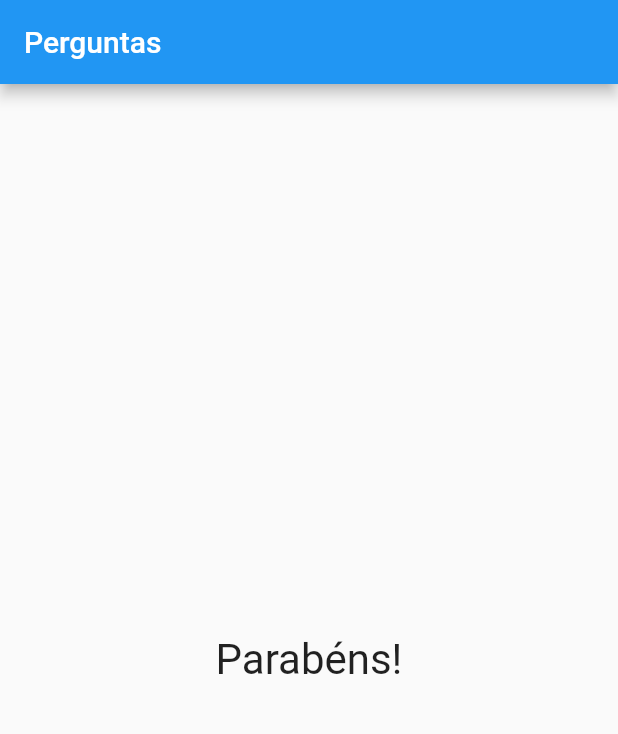
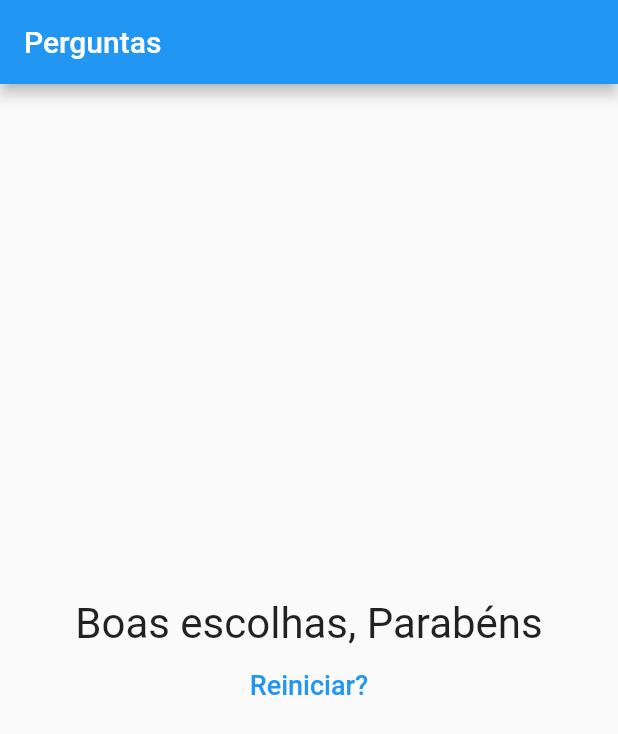
Before and after one commit to luizkrzyzaniak/ProjetoPerguntas, a Flutter app: the screen it shows after launch, after a tap on "Vermelho", after a tap on "Gato", after a tap on "Vôlei", on a phone screen of 412 x 824 dp. Shown: the top 734 px of the screen. Run offline on Flutter 3.47's test engine with Material 2 defaults, Android fonts, the phone set to English and light mode, and no system bars.

Commit message:
Finalizando o projeto

```diff
--- a/projeto_perguntas/lib/main.dart
+++ b/projeto_perguntas/lib/main.dart
@@ -6,27 +6,51 @@ main() => runApp(PerguntaApp());
 
 class _PerguntaAppState extends State<PerguntaApp> {
   var _perguntaSelecionada = 0;
+  var _pontuacaoTotal = 0;
   final _perguntas = const [
     {
       'texto': 'Qual é a sua cor favorita ?',
-      'respostas': ['Vermelho', 'Azul', 'Verde', 'Amarelo'],
+      'respostas': [
+        {'texto': 'Vermelho', 'pontuacao': 10},
+        {'texto': 'Azul', 'pontuacao': 8},
+        {'texto': 'Verde', 'pontuacao': 4},
+        {'texto': 'Amarelo', 'pontuacao': 6},
+      ],
     },
     {
       'texto': 'Qual é o seu animal favorito ?',
-      'respostas': ['Cachorro', 'Gato', 'Coelho', 'Rato'],
+      'respostas': [
+        {'texto': 'Cachorro', 'pontuacao': 10},
+        {'texto': 'Gato', 'pontuacao': 8},
+        {'texto': 'Coelho', 'pontuacao': 6},
+        {'texto': 'Rato', 'pontuacao': 4},
+      ],
     },
     {
       'texto': 'Qual é o seu esporte favorito ?',
-      'respostas': ['Futebol', 'Basquete', 'Vôlei', 'Tênis de Mesa'],
+      'respostas': [
+        {'texto': 'Futebol', 'pontuacao': 10},
+        {'texto': 'Basquete', 'pontuacao': 8},
+        {'texto': 'Vôlei', 'pontuacao': 4},
+        {'texto': 'Tênis de Mesa', 'pontuacao': 6},
+      ],
     }
   ];
 
-  void _responder() {
+  void _responder(int pontuacao) {
     if (temPerguntaSelecionada) {
       setState(() {
         _perguntaSelecionada++;
+        _pontuacaoTotal += pontuacao;
       });
     }
+  }
+
+  void _reiniciarQuestionario() {
+    setState(() {
+      _perguntaSelecionada = 0;
+      _pontuacaoTotal = 0;
+    });
   }
 
   bool get temPerguntaSelecionada {
@@ -46,7 +70,7 @@ class _PerguntaAppState extends State<PerguntaApp> {
                 perguntaSelecionada: _perguntaSelecionada,
                 quandoResponder: _responder,
               )
-            : Resultado(),
+            : Resultado(_pontuacaoTotal, _reiniciarQuestionario),
       ),
     );
   }
--- a/projeto_perguntas/lib/questionario.dart
+++ b/projeto_perguntas/lib/questionario.dart
@@ -5,7 +5,7 @@ import './resposta.dart';
 class Questionario extends StatelessWidget {
   final List<Map<String, Object>> perguntas;
   final int perguntaSelecionada;
-  final void Function() quandoResponder;
+  final void Function(int) quandoResponder;
 
   Questionario({
     @required this.perguntas,
@@ -19,13 +19,18 @@ class Questionario extends StatelessWidget {
 
   @override
   Widget build(BuildContext context) {
-    List<String> respostas = temPerguntaSelecionada
+    List<Map<String, Object>> respostas = temPerguntaSelecionada
         ? perguntas[perguntaSelecionada]['respostas']
         : null;
     return Column(
       children: [
         Questao(perguntas[perguntaSelecionada]['texto']),
-        ...respostas.map((t) => Resposta(t, quandoResponder)).toList(),
+        ...respostas.map((resp) {
+          return Resposta(
+            resp['texto'],
+            () => quandoResponder(resp['pontuacao']),
+          );
+        }).toList(),
       ],
     );
   }
--- a/projeto_perguntas/lib/resultado.dart
+++ b/projeto_perguntas/lib/resultado.dart
@@ -1,12 +1,43 @@
 import 'package:flutter/material.dart';
 
 class Resultado extends StatelessWidget {
+  final int pontuacao;
+  final void Function() quandoReiniciarQuestionario;
+
+  Resultado(this.pontuacao, this.quandoReiniciarQuestionario);
+
+  String get fraseResultado {
+    if (pontuacao < 10) {
+      return 'Né, sua escolha!';
+    } else if (pontuacao < 15) {
+      return 'Escolhei mais ou menos né';
+    } else if (pontuacao < 25) {
+      return 'Boas escolhas, Parabéns';
+    } else {
+      return 'Excelentes escolhas, muito TOP';
+    }
+  }
+
   @override
   Widget build(BuildContext context) {
-    return Center(
-        child: Text(
-      'Parabéns!',
-      style: TextStyle(fontSize: 28),
-    ));
+    return Column(
+      mainAxisAlignment: MainAxisAlignment.center,
+      children: [
+        Center(
+          child: Text(
+            fraseResultado,
+            style: TextStyle(fontSize: 28),
+          ),
+        ),
+        FlatButton(
+          child: Text(
+            'Reiniciar?',
+            style: TextStyle(fontSize: 18),
+          ),
+          textColor: Colors.blue,
+          onPressed: quandoReiniciarQuestionario,
+        ),
+      ],
+    );
   }
 }
```
